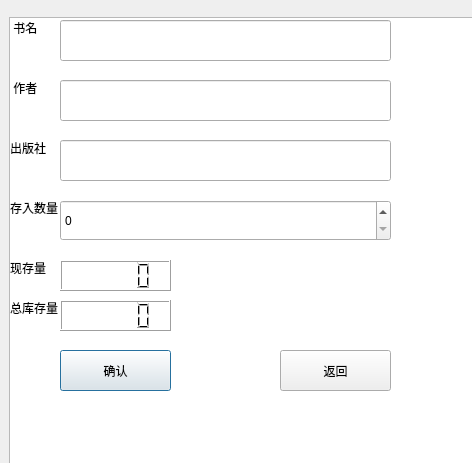
banlanzs/317LibrarySystem, file bookin.ui: the form before one commit.
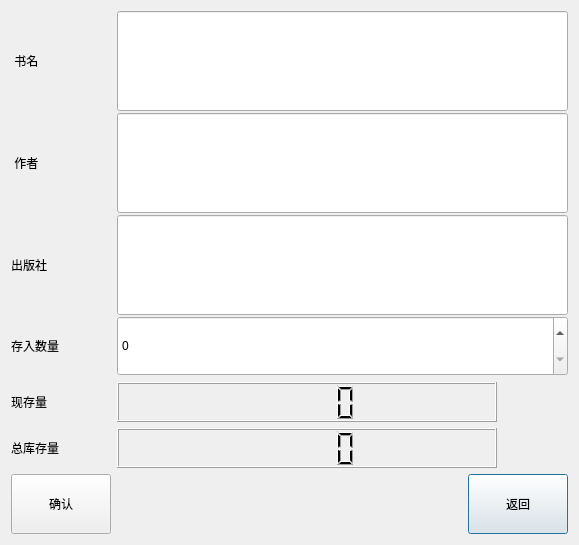
The form after the commit. Icons and pictures are not drawn.

```diff
--- a/bookin.ui
+++ b/bookin.ui
@@ -6,272 +6,192 @@
    <rect>
     <x>0</x>
     <y>0</y>
-    <width>472</width>
-    <height>463</height>
+    <width>579</width>
+    <height>545</height>
    </rect>
   </property>
+  <property name="minimumSize">
+   <size>
+    <width>500</width>
+    <height>500</height>
+   </size>
+  </property>
   <property name="windowTitle">
    <string>Dialog</string>
   </property>
+  <property name="styleSheet">
+   <string notr="true">background-image: url(:/new/prefix1/980.jpg);</string>
+  </property>
+  <layout class="QGridLayout" name="gridLayout_2">
+   <item row="0" column="0">
+    <layout class="QGridLayout" name="gridLayout">
+     <item row="0" column="0">
   <widget class="QLabel" name="label_2">
-   <property name="geometry">
-    <rect>
-     <x>10</x>
-     <y>20</y>
-     <width>30</width>
-     <height>16</height>
-    </rect>
+       <property name="minimumSize">
+        <size>
+         <width>100</width>
+         <height>100</height>
+        </size>
    </property>
    <property name="text">
     <string> 书名</string>
    </property>
   </widget>
+     </item>
+     <item row="0" column="1" colspan="2">
   <widget class="QLineEdit" name="BookName">
-   <property name="geometry">
-    <rect>
-     <x>60</x>
-     <y>20</y>
-     <width>331</width>
-     <height>41</height>
-    </rect>
-   </property>
    <property name="minimumSize">
     <size>
-     <width>331</width>
-     <height>41</height>
+         <width>380</width>
+         <height>100</height>
     </size>
    </property>
   </widget>
-  <widget class="QLineEdit" name="Writer">
-   <property name="geometry">
-    <rect>
-     <x>60</x>
-     <y>80</y>
-     <width>331</width>
-     <height>41</height>
-    </rect>
-   </property>
-   <property name="minimumSize">
-    <size>
-     <width>331</width>
-     <height>41</height>
-    </size>
-   </property>
-  </widget>
+     </item>
+     <item row="1" column="0">
   <widget class="QLabel" name="label_3">
-   <property name="geometry">
-    <rect>
-     <x>10</x>
-     <y>80</y>
-     <width>30</width>
-     <height>16</height>
-    </rect>
+       <property name="minimumSize">
+        <size>
+         <width>100</width>
+         <height>100</height>
+        </size>
    </property>
    <property name="text">
     <string> 作者</string>
    </property>
   </widget>
+     </item>
+     <item row="1" column="1" colspan="2">
+      <widget class="QLineEdit" name="Writer">
+       <property name="minimumSize">
+        <size>
+         <width>380</width>
+         <height>100</height>
+        </size>
+       </property>
+      </widget>
+     </item>
+     <item row="2" column="0">
+      <widget class="QLabel" name="label_7">
+       <property name="minimumSize">
+        <size>
+         <width>100</width>
+         <height>100</height>
+        </size>
+       </property>
+       <property name="text">
+        <string>出版社</string>
+       </property>
+      </widget>
+     </item>
+     <item row="2" column="1" colspan="2">
+      <widget class="QLineEdit" name="Publisher">
+       <property name="minimumSize">
+        <size>
+         <width>380</width>
+         <height>100</height>
+        </size>
+       </property>
+      </widget>
+     </item>
+     <item row="3" column="0">
+      <widget class="QLabel" name="label_6">
+       <property name="minimumSize">
+        <size>
+         <width>100</width>
+         <height>60</height>
+        </size>
+       </property>
+       <property name="text">
+        <string>存入数量</string>
+       </property>
+      </widget>
+     </item>
+     <item row="3" column="1" colspan="2">
+      <widget class="QSpinBox" name="BookInspinBox">
+       <property name="minimumSize">
+        <size>
+         <width>380</width>
+         <height>60</height>
+        </size>
+       </property>
+      </widget>
+     </item>
+     <item row="4" column="0">
   <widget class="QLabel" name="label_4">
-   <property name="geometry">
-    <rect>
-     <x>10</x>
-     <y>260</y>
-     <width>36</width>
-     <height>16</height>
-    </rect>
+       <property name="minimumSize">
+        <size>
+         <width>70</width>
+         <height>40</height>
+        </size>
    </property>
    <property name="text">
     <string>现存量</string>
    </property>
   </widget>
+     </item>
+     <item row="4" column="1">
+      <widget class="QLCDNumber" name="CurrentBookNumber">
+       <property name="minimumSize">
+        <size>
+         <width>380</width>
+         <height>40</height>
+        </size>
+       </property>
+      </widget>
+     </item>
+     <item row="5" column="0">
   <widget class="QLabel" name="label_5">
-   <property name="geometry">
-    <rect>
-     <x>10</x>
-     <y>300</y>
-     <width>48</width>
-     <height>16</height>
-    </rect>
+       <property name="minimumSize">
+        <size>
+         <width>70</width>
+         <height>0</height>
+        </size>
    </property>
    <property name="text">
     <string>总库存量</string>
    </property>
   </widget>
-  <widget class="QPushButton" name="OKpushButton">
-   <property name="geometry">
-    <rect>
-     <x>60</x>
-     <y>350</y>
-     <width>111</width>
-     <height>41</height>
-    </rect>
-   </property>
+     </item>
+     <item row="5" column="1">
+      <widget class="QLCDNumber" name="TotalBookNumber">
    <property name="minimumSize">
     <size>
-     <width>111</width>
-     <height>41</height>
-    </size>
-   </property>
-   <property name="text">
-    <string>确认</string>
-   </property>
-  </widget>
+         <width>380</width>
+         <height>40</height>
+        </size>
+       </property>
+      </widget>
+     </item>
+     <item row="6" column="2">
   <widget class="QPushButton" name="BackButton">
-   <property name="geometry">
-    <rect>
-     <x>280</x>
-     <y>350</y>
-     <width>111</width>
-     <height>41</height>
-    </rect>
-   </property>
    <property name="minimumSize">
     <size>
-     <width>111</width>
-     <height>41</height>
+         <width>100</width>
+         <height>60</height>
     </size>
    </property>
    <property name="text">
     <string>返回</string>
    </property>
   </widget>
-  <widget class="QLCDNumber" name="TotalBookNumber">
-   <property name="geometry">
-    <rect>
-     <x>60</x>
-     <y>300</y>
-     <width>111</width>
-     <height>31</height>
-    </rect>
-   </property>
+     </item>
+     <item row="6" column="0">
+      <widget class="QPushButton" name="OKpushButton">
    <property name="minimumSize">
     <size>
-     <width>111</width>
-     <height>31</height>
-    </size>
-   </property>
-  </widget>
-  <widget class="QLabel" name="label_6">
-   <property name="geometry">
-    <rect>
-     <x>10</x>
-     <y>200</y>
-     <width>48</width>
-     <height>16</height>
-    </rect>
-   </property>
+         <width>70</width>
+         <height>60</height>
+        </size>
+       </property>
    <property name="text">
-    <string>存入数量</string>
-   </property>
-  </widget>
-  <widget class="QSpinBox" name="BookInspinBox">
-   <property name="geometry">
-    <rect>
-     <x>60</x>
-     <y>200</y>
-     <width>331</width>
-     <height>41</height>
-    </rect>
-   </property>
-   <property name="minimumSize">
-    <size>
-     <width>331</width>
-     <height>41</height>
-    </size>
-   </property>
-  </widget>
-  <widget class="QLCDNumber" name="CurrentBookNumber">
-   <property name="geometry">
-    <rect>
-     <x>60</x>
-     <y>260</y>
-     <width>111</width>
-     <height>31</height>
-    </rect>
-   </property>
-   <property name="minimumSize">
-    <size>
-     <width>111</width>
-     <height>31</height>
-    </size>
-   </property>
-  </widget>
-  <widget class="QLineEdit" name="Publisher">
-   <property name="geometry">
-    <rect>
-     <x>60</x>
-     <y>140</y>
-     <width>331</width>
-     <height>41</height>
-    </rect>
-   </property>
-   <property name="minimumSize">
-    <size>
-     <width>331</width>
-     <height>41</height>
-    </size>
-   </property>
-  </widget>
-  <widget class="QLabel" name="label_7">
-   <property name="geometry">
-    <rect>
-     <x>10</x>
-     <y>140</y>
-     <width>36</width>
-     <height>16</height>
-    </rect>
-   </property>
-   <property name="text">
-    <string>出版社</string>
-   </property>
-  </widget>
-  <widget class="QGraphicsView" name="graphicsView">
-   <property name="geometry">
-    <rect>
-     <x>9</x>
-     <y>17</y>
-     <width>481</width>
-     <height>471</height>
-    </rect>
-   </property>
-   <property name="minimumSize">
-    <size>
-     <width>481</width>
-     <height>471</height>
-    </size>
-   </property>
-   <property name="styleSheet">
-    <string notr="true">background-image: url(:/new/prefix1/background.png);</string>
-   </property>
-  </widget>
-  <widget class="QWidget" name="verticalLayoutWidget">
-   <property name="geometry">
-    <rect>
-     <x>10</x>
-     <y>19</y>
-     <width>471</width>
-     <height>451</height>
-    </rect>
-   </property>
-   <layout class="QVBoxLayout" name="verticalLayout"/>
-  </widget>
-  <zorder>graphicsView</zorder>
-  <zorder>label_2</zorder>
-  <zorder>label_3</zorder>
-  <zorder>label_4</zorder>
-  <zorder>label_5</zorder>
-  <zorder>label_6</zorder>
-  <zorder>label_7</zorder>
-  <zorder>verticalLayoutWidget</zorder>
-  <zorder>verticalLayoutWidget</zorder>
-  <zorder>BackButton</zorder>
-  <zorder>BookInspinBox</zorder>
-  <zorder>BookName</zorder>
-  <zorder>CurrentBookNumber</zorder>
-  <zorder>OKpushButton</zorder>
-  <zorder>Publisher</zorder>
-  <zorder>TotalBookNumber</zorder>
-  <zorder>Writer</zorder>
+        <string>确认</string>
+       </property>
+      </widget>
+     </item>
+    </layout>
+   </item>
+  </layout>
  </widget>
  <resources/>
  <connections/>
```
Left out of the diff: 2 changed lines with no effect on the pictures. Lines whose indentation alone changed are shown as unchanged.
